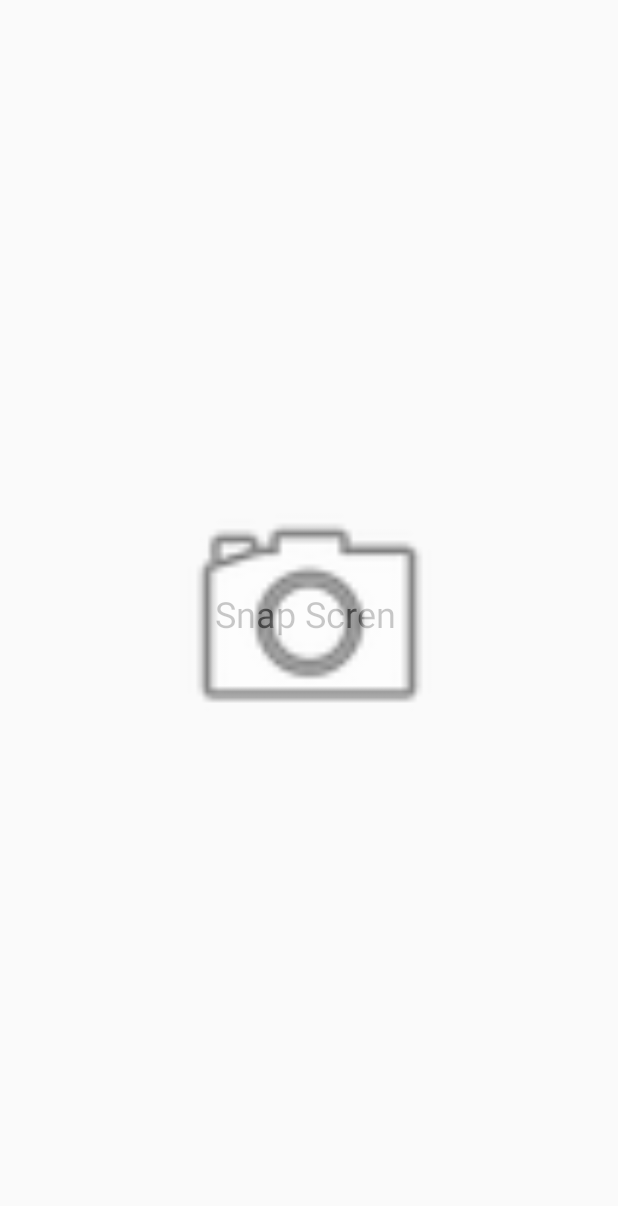
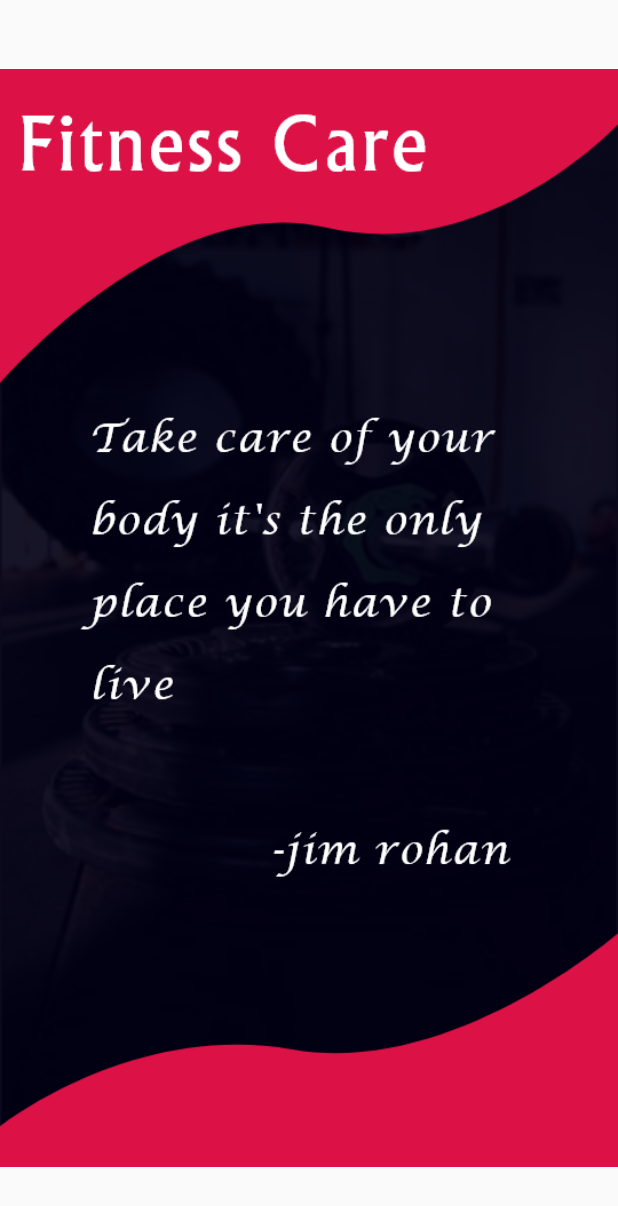
Before and after one commit to Anandhiswankar/fitness_app, an Android app: the MainActivity screen opened directly, with no data from a screen before it, on a phone screen of 412 x 824 dp. Shown: the top 1206 px of the screen. Run offline under Robolectric (Android 15) with nearby library versions, the phone set to English and light mode, and no system bars.

Commit message:
Splash_screen UI Added

```diff
--- a/app/build.gradle
+++ b/app/build.gradle
@@ -10,7 +10,6 @@ android {
         targetSdkVersion 29
         versionCode 1
         versionName "1.0"
-
         testInstrumentationRunner "android.support.test.runner.AndroidJUnitRunner"
     }
 
@@ -20,7 +19,6 @@ android {
             proguardFiles getDefaultProguardFile('proguard-android-optimize.txt'), 'proguard-rules.pro'
         }
     }
-
 }
 
 dependencies {
--- a/app/src/main/res/layout/activity_main.xml
+++ b/app/src/main/res/layout/activity_main.xml
@@ -10,28 +10,17 @@
         android:layout_width="match_parent"
         android:layout_height="match_parent">
 
-        <TextView
-            android:id="@+id/textView2"
-            style="@android:style/Widget.TextView"
-            android:layout_width="145dp"
-            android:layout_height="39dp"
-            android:text="@string/s"
-            android:textSize="24sp"
-            app:layout_constraintBottom_toBottomOf="parent"
-            app:layout_constraintHorizontal_bias="0.537"
-            app:layout_constraintLeft_toLeftOf="parent"
-            app:layout_constraintRight_toRightOf="parent"
-            app:layout_constraintTop_toTopOf="parent" />
-
         <ImageView
             android:id="@+id/imageView2"
-            android:layout_width="187dp"
-            android:layout_height="314dp"
+            android:layout_width="0dp"
+            android:layout_height="0dp"
+            android:scale="fitXY"
             app:layout_constraintBottom_toBottomOf="parent"
             app:layout_constraintEnd_toEndOf="parent"
             app:layout_constraintStart_toStartOf="parent"
             app:layout_constraintTop_toTopOf="parent"
-            app:srcCompat="@android:drawable/ic_menu_camera" />
+            app:srcCompat="@drawable/snap_screen"
+            android:contentDescription="@string/imageview" />
 
     </android.support.constraint.ConstraintLayout>
 
--- a/app/src/main/res/values/strings.xml
+++ b/app/src/main/res/values/strings.xml
@@ -1,4 +1,5 @@
 <resources>
     <string name="app_name">Fitness_care</string>
     <string name="s">Snap Scren</string>
+    <string name="imageview" />
 </resources>
```
Also changed, not shown: app/src/main/res/drawable-hdpi/snap_screen.png (added), app/src/main/res/drawable-ldpi/snap_screen.png (added), app/src/main/res/drawable-mdpi/snap_screen.png (added), app/src/main/res/drawable-xhdpi/snap_screen.png (added), app/src/main/res/drawable-xxhdpi/snap_screen.png (added), app/src/main/res/drawable-xxxhdpi/snap_screen.png (added).
